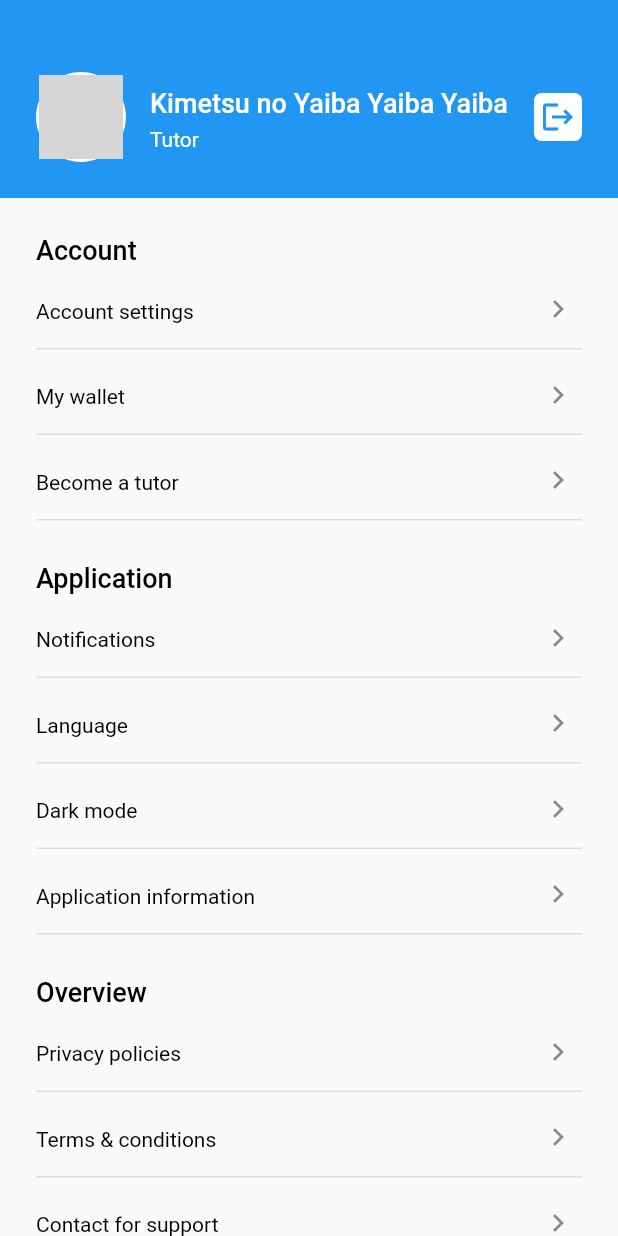
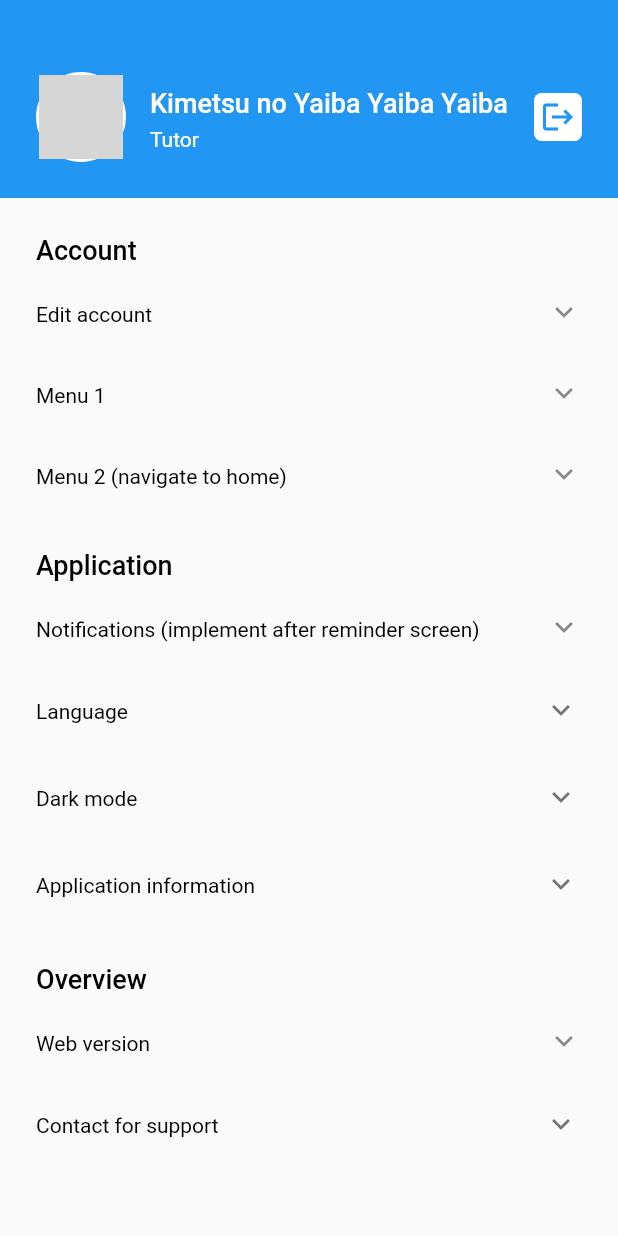
Before and after one commit to hcmus-k19-doc/doc-mobile, a Flutter app: the SettingScreen screen opened by its route, on a phone screen of 412 x 824 dp. Run offline on Flutter 3.47's test engine with Material 2 defaults, Android fonts, the phone set to English and light mode, and no system bars; our stand-ins replace bloc, camera, device_info_plus, dio, dropdown_search, equatable and 6 more; accounts and stored records are empty; network calls fail; grey boxes are pictures that could not be loaded.

Commit message:
setting screen

```diff
--- a/lib/constants/export_constants.dart
+++ b/lib/constants/export_constants.dart
@@ -13,6 +13,8 @@ class ConstValue {
 
 class ImagesPath {
   static const logo = "assets/images/logo.png";
+  static const vietnam = "assets/images/vietnam.png";
+  static const english = "assets/images/britain.png";
 }
 
 class ButtonType {
--- a/lib/ui/pages/settings/settings_screen.dart
+++ b/lib/ui/pages/settings/settings_screen.dart
@@ -14,6 +14,9 @@ class SettingScreen extends StatefulWidget {
 }
 
 class _SettingScreenState extends State<SettingScreen> {
+  bool _isLightMode = true;
+  bool _isVietnamese = true;
+
   @override
   Widget build(BuildContext context) {
     Size size = MediaQuery.of(context).size;
@@ -119,10 +122,10 @@ class _SettingScreenState extends State<SettingScreen> {
                     textAlign: TextAlign.start,
                     softWrap: true,
                   ),
-                  MenuWidget(title: 'Account settings', callback: () {}),
-                  MenuWidget(title: 'My wallet', callback: () {}),
+                  MenuWidget(title: 'Edit account', callback: () {}),
+                  MenuWidget(title: 'Menu 1', callback: () {}),
                   MenuWidget(
-                      title: 'Become a tutor',
+                      title: 'Menu 2 (navigate to home)',
                       callback: () {
                         //TODO FIX NAVIGATOR
                         Navigator.pushReplacementNamed(context, MyRouter.baseScreen);
@@ -137,10 +140,102 @@ class _SettingScreenState extends State<SettingScreen> {
                     textAlign: TextAlign.start,
                     softWrap: true,
                   ),
-                  MenuWidget(title: 'Notifications', callback: () {}),
-                  MenuWidget(title: 'Language', callback: () {}),
-                  MenuWidget(title: 'Dark mode', callback: () {}),
-                  MenuWidget(title: 'Application information', callback: () {}),
+                  MenuWidget(title: 'Notifications (implement after reminder screen)', callback: () {}),
+                  ExpansionTile(
+                    title:  Text(
+                      "Language",
+                      style: bodyLarge(context),
+                    ),
+
+                    tilePadding: const EdgeInsets.fromLTRB(0, 0, 2, 0),
+                    children: <Widget>[
+                      ListTile(title: Text("Vietnamese",
+                          style: bodyLarge(context)),
+                        contentPadding: const EdgeInsets.fromLTRB(2, 0, 4, 0),
+                        leading: Image.asset(
+                          ImagesPath.vietnam,
+                          fit: BoxFit.fitHeight,
+                          height: 18,
+                        ),
+                        trailing: _isVietnamese? const Icon(Icons.radio_button_checked, color: Colors.blue, size: 18):
+                        const Icon(Icons.radio_button_off, color: Colors.black45, size: 18),
+                        onTap: (){
+                          setState(() {
+                            _isVietnamese = true;
+                          });
+                        },
+                      ),
+                      ListTile(title: Text("English",
+                          style: bodyLarge(context)),
+                        contentPadding: const EdgeInsets.fromLTRB(2, 0, 4, 0),
+                        leading: Image.asset(
+                          ImagesPath.english,
+                          fit: BoxFit.fitHeight,
+                          height: 18,
+                        ),
+                        trailing: !_isVietnamese? const Icon(Icons.radio_button_checked, color: Colors.blue, size: 18,):
+                        const Icon(Icons.radio_button_off, color: Colors.black45, size: 18),
+                        onTap: (){
+                          setState(() {
+                            _isVietnamese = false;
+                          });
+                        },
+                      ),
+                    ],
+                  ),
+                  ExpansionTile(
+                    title:  Text(
+                      "Dark mode",
+                      style: bodyLarge(context),
+                    ),
+
+                    tilePadding: const EdgeInsets.fromLTRB(0, 0, 2, 0),
+                    children: <Widget>[
+                      ListTile(title: Text("Light mode",
+                          style: bodyLarge(context)),
+                        contentPadding: const EdgeInsets.fromLTRB(2, 0, 4, 0),
+                        leading: const Icon(Icons.sunny, color: Colors.yellow),
+                        trailing: _isLightMode? const Icon(Icons.radio_button_checked, color: Colors.blue, size: 18):
+                        const Icon(Icons.radio_button_off, color: Colors.black45, size: 18),
+                        onTap: (){
+                        setState(() {
+                          _isLightMode = true;
+                        });
+                        },
+                      ),
+                      ListTile(title: Text("Dark mode",
+                          style: bodyLarge(context)),
+                        contentPadding: const EdgeInsets.fromLTRB(2, 0, 4, 0),
+                        leading: const Icon(Icons.nights_stay, color: Colors.lightBlue,),
+                        trailing: !_isLightMode? const Icon(Icons.radio_button_checked, color: Colors.blue, size: 18,):
+                        const Icon(Icons.radio_button_off, color: Colors.black45, size: 18),
+                        onTap: (){
+                          setState(() {
+                            _isLightMode = false;
+                          });
+                        },
+                      ),
+                    ],
+                  ),
+                  ExpansionTile(
+                    title:  Text(
+                      "Application information",
+                      style: bodyLarge(context),
+                    ),
+
+                    tilePadding: const EdgeInsets.fromLTRB(0, 0, 2, 0),
+                    children: <Widget>[
+                      ListTile(title: RichText(
+                          text: TextSpan(children: [
+                            TextSpan(
+                                text: "Version: ",
+                                style: bodyLargeBold(context)),
+                            TextSpan(
+                                text: " 1.0.0",
+                                style: bodyLarge(context))
+                          ])),),
+                    ],
+                  ),
                   const SizedBox(
                     height: 16,
                   ),
@@ -151,10 +246,35 @@ class _SettingScreenState extends State<SettingScreen> {
                     textAlign: TextAlign.start,
                     softWrap: true,
                   ),
-                  MenuWidget(title: 'Privacy policies', callback: () {}),
-                  MenuWidget(title: 'Terms & conditions', callback: () {}),
-                  MenuWidget(title: 'Contact for support', callback: () {}),
-                  MenuWidget(title: 'FAQs', callback: () {}),
+                  MenuWidget(title: 'Web version', callback: () {}),
+                  ExpansionTile(
+                title:  Text(
+                  "Contact for support",
+                  style: bodyLarge(context),
+                ),
+
+                tilePadding: const EdgeInsets.fromLTRB(0, 0, 2, 0),
+                children: <Widget>[
+                  ListTile(title: RichText(
+                      text: TextSpan(children: [
+                        TextSpan(
+                            text: "Hotline:",
+                            style: bodyLargeBold(context)),
+                        TextSpan(
+                            text: " 0988012170",
+                            style: bodyLarge(context))
+                      ])),),
+                  ListTile(title: RichText(
+                      text: TextSpan(children: [
+                        TextSpan(
+                            text: "Email:",
+                            style: bodyLargeBold(context)),
+                        TextSpan(
+                            text: " hcmus@edu.com.vn",
+                            style: bodyLarge(context))
+                      ])),),
+                ],
+               ),
                 ],
               ),
             )
--- a/lib/ui/pages/settings/widgets/menu_widget.dart
+++ b/lib/ui/pages/settings/widgets/menu_widget.dart
@@ -19,17 +19,17 @@ class MenuWidget extends StatelessWidget {
             style: bodyLarge(context),
           ),
           onTap: callback,
-          contentPadding: const EdgeInsets.fromLTRB(0, 2, 4, 2),
+          contentPadding: const EdgeInsets.fromLTRB(0, 4, 0, 2),
           visualDensity: const VisualDensity(horizontal: 0, vertical: -2),
-          trailing: const Icon(Icons.navigate_next),
+          trailing: const Icon(Icons.expand_more),
         ),
-        const Divider(
-          height: 1,
-          thickness: 1,
-        ),
-        const SizedBox(
-          height: 4,
-        )
+        // const Divider(
+        //   height: 1,
+        //   thickness: 1,
+        // ),
+        // const SizedBox(
+        //   height: 4,
+        // )
       ],
     );
   }
```
Also changed, not shown: assets/images/britain.png (added), assets/images/vietnam.png (added).
